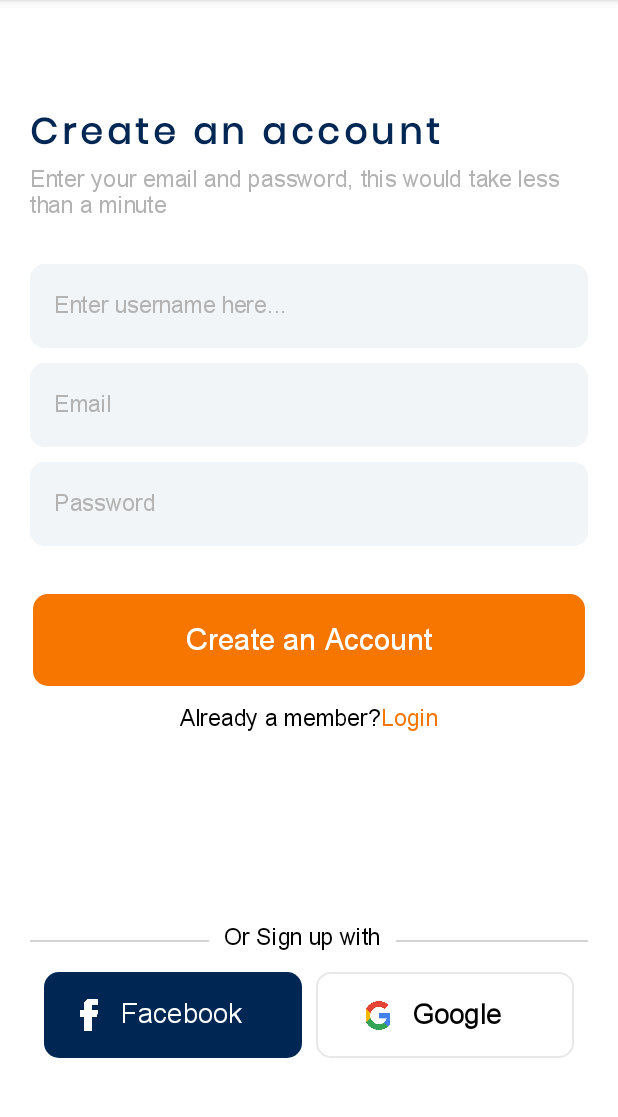
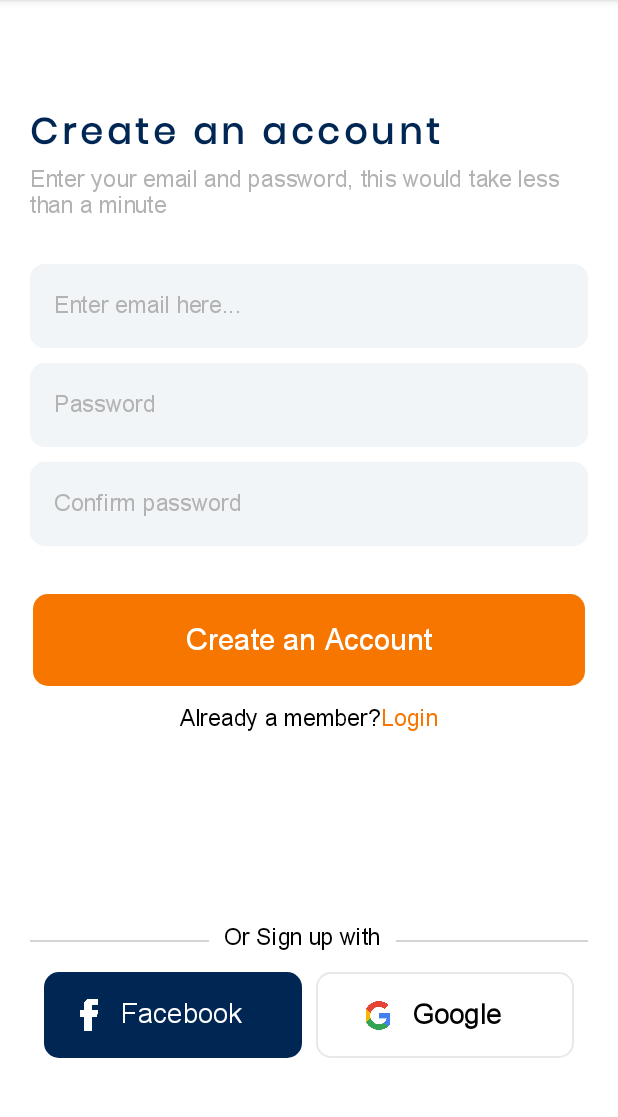
Before and after one commit to Rquaicoo/newsApp-android, an Android app built with Jetpack Compose: the register screen opened through its navigation route, on a phone screen of 412 x 824 dp, the part 84-1201 px from its top. Run offline under Robolectric (Android 15) with nearby library versions, the phone set to English and light mode, and no system bars; our stand-ins replace Firebase (no records; nobody signed in at launch, a user with empty details on screens opened directly); 1 statement that could not run was skipped.

Commit message:
add email and password authentication with firebase

```diff
--- a/app/src/main/java/com/example/newsapp_android/ui/authentication/Register.kt
+++ b/app/src/main/java/com/example/newsapp_android/ui/authentication/Register.kt
@@ -1,28 +1,31 @@
 package com.example.newsapp_android.ui.authentication
 
+import android.content.ContentValues
 import android.content.res.Configuration.UI_MODE_NIGHT_YES
+import android.util.Log
+import android.widget.Toast
 import androidx.compose.foundation.BorderStroke
 import androidx.compose.foundation.Image
 import androidx.compose.foundation.background
 import androidx.compose.foundation.border
 import androidx.compose.foundation.layout.*
 import androidx.compose.foundation.shape.RoundedCornerShape
+import androidx.compose.foundation.text.KeyboardOptions
 import androidx.compose.material3.*
 import androidx.compose.material3.ButtonDefaults.buttonColors
-import androidx.compose.runtime.Composable
-import androidx.compose.runtime.getValue
-import androidx.compose.runtime.setValue
-import androidx.compose.runtime.mutableStateOf
-import androidx.compose.runtime.remember
+import androidx.compose.runtime.*
 import androidx.compose.ui.Alignment
 import androidx.compose.ui.Modifier
 import androidx.compose.ui.graphics.Color
 import androidx.compose.ui.layout.ContentScale
+import androidx.compose.ui.platform.LocalContext
 import androidx.compose.ui.res.painterResource
 import androidx.compose.ui.text.font.Font
 import androidx.compose.ui.text.font.FontFamily
 import androidx.compose.ui.text.font.FontStyle
 import androidx.compose.ui.text.font.FontWeight
+import androidx.compose.ui.text.input.KeyboardType
+import androidx.compose.ui.text.input.PasswordVisualTransformation
 import androidx.compose.ui.text.input.TextFieldValue
 import androidx.compose.ui.text.style.TextAlign
 import androidx.compose.ui.tooling.preview.Preview
@@ -30,11 +33,18 @@ import androidx.compose.ui.unit.dp
 import androidx.compose.ui.unit.sp
 import com.example.newsapp_android.R
 import com.example.newsapp_android.ui.theme.NewsAppandroidTheme
+import com.example.newsapp_android.authentication.Register
+import com.google.firebase.auth.FirebaseAuth
+import com.google.firebase.auth.ktx.auth
+import com.google.firebase.ktx.Firebase
 
 @OptIn(ExperimentalMaterial3Api::class)
 @Composable
-fun Register(modifier: Modifier = Modifier, Register: () -> Unit = {}) {
-    var text by remember { mutableStateOf("") }
+fun Register(modifier: Modifier = Modifier, auth: FirebaseAuth = Firebase.auth, OnRegisterSuccess: () -> Unit = {}) {
+    var email by remember { mutableStateOf("") }
+    var password by remember { mutableStateOf("") }
+    var confirmedPassword by remember { mutableStateOf("") }
+
 
     Surface(modifier = modifier.background(color = Color.White)) {
         Column( modifier = Modifier.background(color = Color.White)) {
@@ -43,6 +53,7 @@ fun Register(modifier: Modifier = Modifier, Register: () -> Unit = {}) {
                     .padding(horizontal = 20.dp, vertical = 10.dp)
                     .background(color = Color.White)
             ) {
+                var context = LocalContext.current
                 Text(
                     "Create an account",
                     color = Color(0x00, 0x27, 0x54),
@@ -65,11 +76,11 @@ fun Register(modifier: Modifier = Modifier, Register: () -> Unit = {}) {
                 Spacer(modifier = Modifier.height(30.dp))
 
                 OutlinedTextField(
-                    value = text,
-                    onValueChange = { text = it },
+                    value = email,
+                    onValueChange = { email = it.trim() },
                     placeholder = {
                         Text(
-                            "Enter username here...", fontSize = 15.sp,
+                            "Enter email here...", fontSize = 15.sp,
                             lineHeight = 17.sp,
                             fontStyle = FontStyle.Normal,
                             fontFamily = FontFamily(Font(R.font.arial)),
@@ -81,38 +92,17 @@ fun Register(modifier: Modifier = Modifier, Register: () -> Unit = {}) {
                         .background(Color(0xF1, 0xF5, 0xF7), shape = RoundedCornerShape(10.dp)),
                     colors = TextFieldDefaults.outlinedTextFieldColors(
                         focusedBorderColor = Color(0xF1, 0xF5, 0xF7),
-                        unfocusedBorderColor = Color(0xF1, 0xF5, 0xF7)
+                        unfocusedBorderColor = Color(0xF1, 0xF5, 0xF7),
+                        textColor = Color.Black
                     ),
                 )
 
                 Spacer(modifier = Modifier.height(10.dp))
 
                 OutlinedTextField(
-                    value = text,
-                    onValueChange = { text = it },
-                    placeholder = {
-                        Text(
-                            "Email", fontSize = 15.sp,
-                            lineHeight = 17.sp,
-                            fontStyle = FontStyle.Normal,
-                            fontFamily = FontFamily(Font(R.font.arial)),
-                            color = Color(0xB3, 0xB3, 0xB3)
-                        )
-                    },
-                    shape = RoundedCornerShape(10.dp),
-                    modifier = Modifier.fillMaxWidth()
-                        .background(Color(0xF1, 0xF5, 0xF7), shape = RoundedCornerShape(10.dp)),
-                    colors = TextFieldDefaults.outlinedTextFieldColors(
-                        focusedBorderColor = Color(0xF1, 0xF5, 0xF7),
-                        unfocusedBorderColor = Color(0xF1, 0xF5, 0xF7)
-                    ),
-                )
-
-                Spacer(modifier = Modifier.height(10.dp))
-
-                OutlinedTextField(
-                    value = text,
-                    onValueChange = { text = it },
+                    value = password,
+                    keyboardOptions = KeyboardOptions(keyboardType = KeyboardType.Password),
+                    onValueChange = { password = it.trim() },
                     placeholder = {
                         Text(
                             "Password", fontSize = 15.sp,
@@ -127,14 +117,53 @@ fun Register(modifier: Modifier = Modifier, Register: () -> Unit = {}) {
                         .background(Color(0xF1, 0xF5, 0xF7), shape = RoundedCornerShape(10.dp)),
                     colors = TextFieldDefaults.outlinedTextFieldColors(
                         focusedBorderColor = Color(0xF1, 0xF5, 0xF7),
-                        unfocusedBorderColor = Color(0xF1, 0xF5, 0xF7)
+                        unfocusedBorderColor = Color(0xF1, 0xF5, 0xF7),
+                        textColor = Color.Black
                     ),
+                    visualTransformation = PasswordVisualTransformation()
+                )
+
+                Spacer(modifier = Modifier.height(10.dp))
+
+                OutlinedTextField(
+                    value = confirmedPassword,
+                    onValueChange = { confirmedPassword = it.trim() },
+                    keyboardOptions = KeyboardOptions(keyboardType = KeyboardType.Password),
+                    placeholder = {
+                        Text(
+                            "Confirm password", fontSize = 15.sp,
+                            lineHeight = 17.sp,
+                            fontStyle = FontStyle.Normal,
+                            fontFamily = FontFamily(Font(R.font.arial)),
+                            color = Color(0xB3, 0xB3, 0xB3)
+                        )
+                    },
+                    shape = RoundedCornerShape(10.dp),
+                    modifier = Modifier.fillMaxWidth()
+                        .background(Color(0xF1, 0xF5, 0xF7), shape = RoundedCornerShape(10.dp)),
+                    colors = TextFieldDefaults.outlinedTextFieldColors(
+                        focusedBorderColor = Color(0xF1, 0xF5, 0xF7),
+                        unfocusedBorderColor = Color(0xF1, 0xF5, 0xF7),
+                        textColor = Color.Black
+                    ),
+                    visualTransformation = PasswordVisualTransformation()
                 )
 
                 Spacer(modifier = Modifier.height(30.dp))
 
                 Button(
-                    onClick = { Register() },
+                    onClick = {
+                        var register = Register()
+                              register.registerUser(
+                                  email,
+                                  password,
+                                  confirmedPassword,
+                                  auth,
+                                  OnSuccess = OnRegisterSuccess,
+                                  OnFailure = { Toast.makeText(context, "Sign up failed", Toast.LENGTH_LONG).show() },
+                                  OnPasswordRejected = { Toast.makeText(context, "Passwords are weak or do not match", Toast.LENGTH_LONG).show() }
+                              )
+                    },
                     modifier = Modifier
                         .padding(vertical = 2.dp, horizontal = 2.dp)
                         .fillMaxWidth()
@@ -269,6 +298,6 @@ fun Register(modifier: Modifier = Modifier, Register: () -> Unit = {}) {
 @Composable
 fun RegisterPreview() {
     NewsAppandroidTheme {
-        Register(modifier = Modifier)
+        Register(modifier = Modifier, auth = Firebase.auth)
     }
 }
```
Also changed, not shown: app/src/main/java/com/example/newsapp_android/authentication/Login.kt (+24 -0 lines), app/src/main/java/com/example/newsapp_android/authentication/Register.kt (+27 -0 lines), app/src/main/java/com/example/newsapp_android/ui/authentication/Login.kt (+48 -11 lines).
